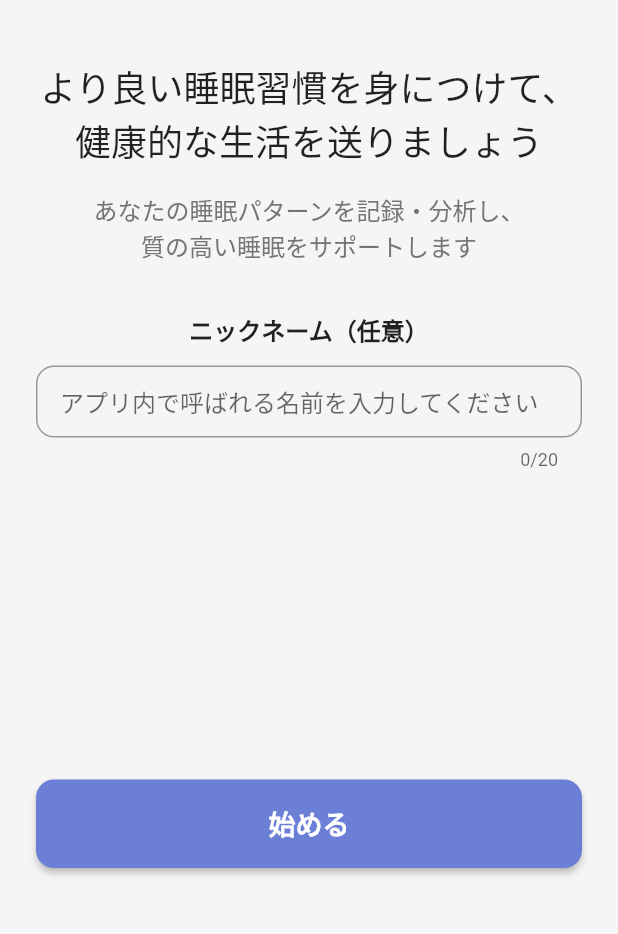
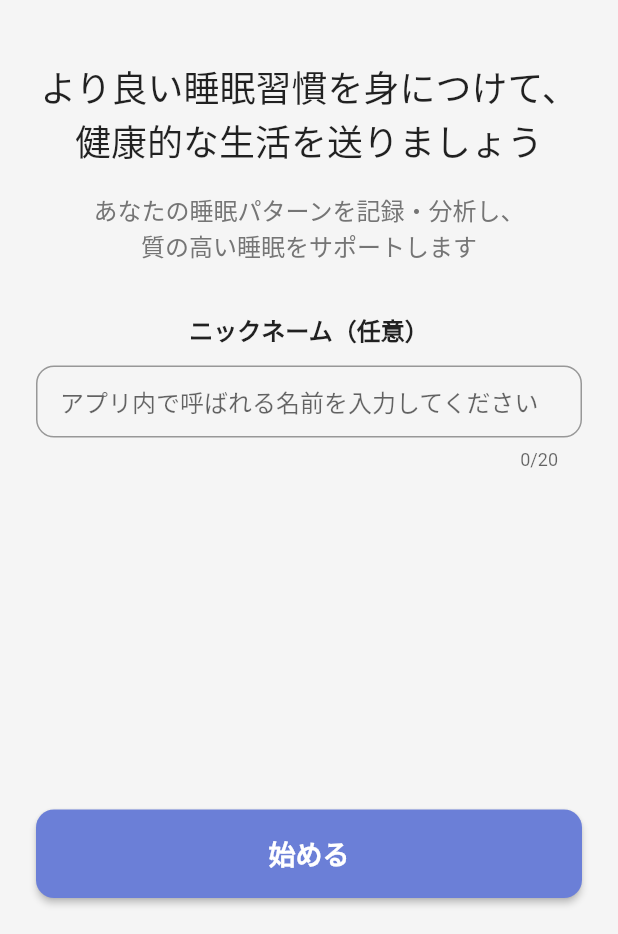
Before and after one commit to araiyutaro/SleepTracker, a Flutter app: the screen it shows after launch, on a phone screen of 412 x 824 dp, the part 302-1236 px from its top. Run offline on Flutter 3.47's test engine with Material 2 defaults, Android fonts, the phone set to English and light mode, and no system bars; our stand-ins replace cloud_firestore, cloud_functions, firebase_auth, firebase_core, fl_chart, flutter_local_notifications and 5 more; accounts and stored records are empty.

Commit message:
オンボーディング画面のキーボードオーバーフロー問題を修正
- Spacer()を削除し、SingleChildScrollViewでラップ
- ボタンを固定位置に配置してキーボード表示時も表示を維持
- 動的な余白調整でレイアウトを最適化

🤖 Generated with [Claude Code](https://claude.ai/code)

Co-Authored-By: Claude <noreply@anthropic.com>

```diff
--- a/lib/presentation/screens/onboarding/onboarding_welcome_screen.dart
+++ b/lib/presentation/screens/onboarding/onboarding_welcome_screen.dart
@@ -21,8 +21,12 @@ class _OnboardingWelcomeScreenState extends State<OnboardingWelcomeScreen> {
   @override
   Widget build(BuildContext context) {
     return Scaffold(
+      resizeToAvoidBottomInset: true, // キーボード対応を明示
       body: SafeArea(
-        child: Padding(
+        child: Column(
+          children: [
+            Expanded(
+              child: SingleChildScrollView(
                 padding: const EdgeInsets.all(24.0),
                 child: Column(
                   crossAxisAlignment: CrossAxisAlignment.center,
@@ -88,10 +92,17 @@ class _OnboardingWelcomeScreenState extends State<OnboardingWelcomeScreen> {
                       ),
                     ),
 
-              const Spacer(),
+                    // キーボード表示時のための余白
+                    SizedBox(height: MediaQuery.of(context).viewInsets.bottom > 0 ? 20 : 80),
+                  ],
+                ),
+              ),
+            ),
 
-              // 始めるボタン
-              SizedBox(
+            // 始めるボタン（固定位置）
+            Padding(
+              padding: const EdgeInsets.all(24.0),
+              child: SizedBox(
                 width: double.infinity,
                 child: ElevatedButton(
                   onPressed: () {
@@ -122,9 +133,8 @@ class _OnboardingWelcomeScreenState extends State<OnboardingWelcomeScreen> {
                   ),
                 ),
               ),
-              const SizedBox(height: 20),
+            ),
           ],
-          ),
         ),
       ),
     );
```
Lines whose indentation alone changed are shown as unchanged.
